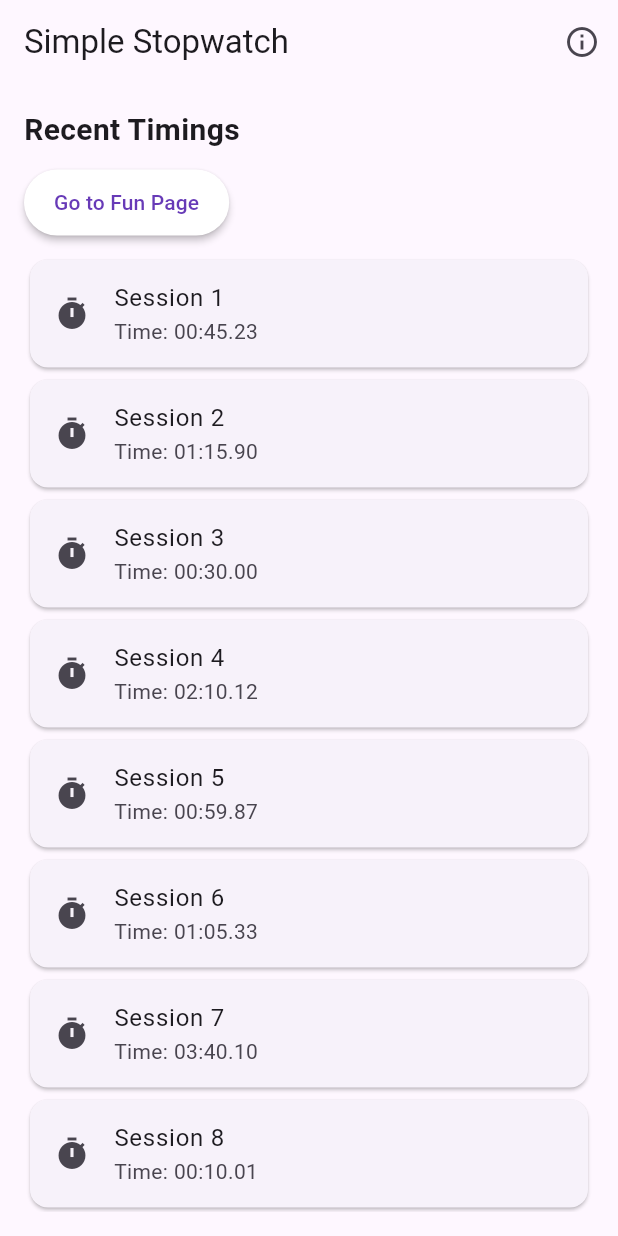
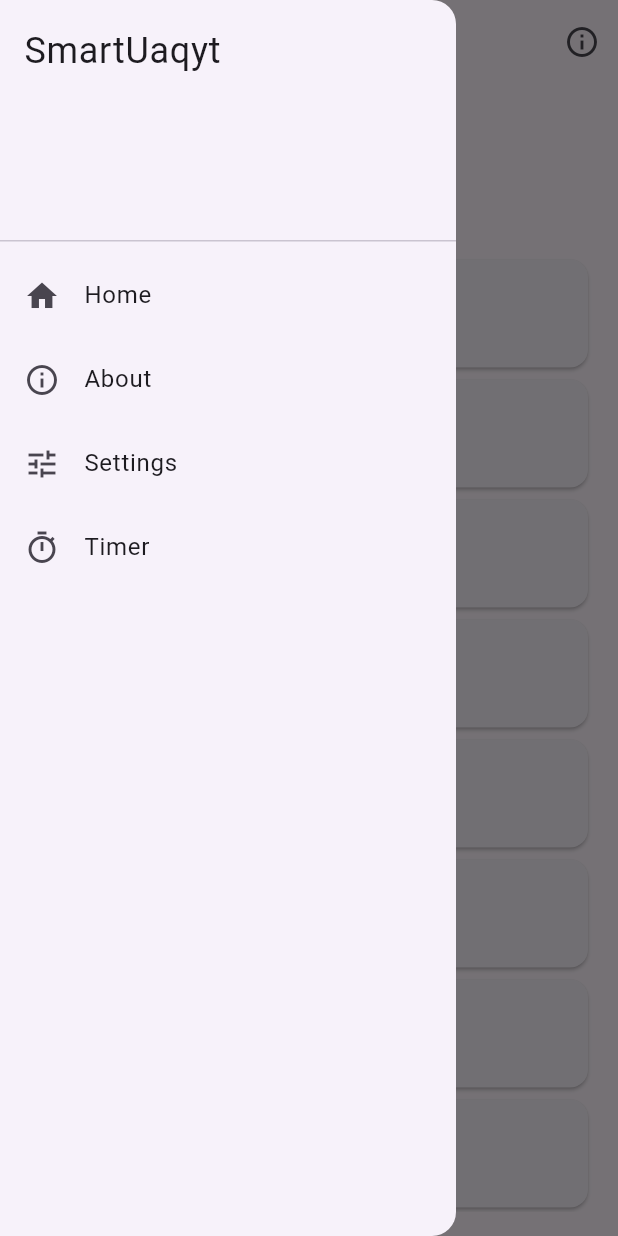
Before and after one commit to aselyagrammy/SmartUaqyt, a Flutter app: the screen it shows after launch, with the side drawer open (before the commit the screen has no drawer), on a phone screen of 412 x 824 dp. Run offline on Flutter 3.47's test engine with Material 3 defaults, Android fonts, the phone set to English and light mode, and no system bars; generated files the repository leaves out were written again.

Commit message:
Add files via upload

```diff
--- a/lib/home_page.dart
+++ b/lib/home_page.dart
@@ -3,66 +3,102 @@ import 'package:flutter_gen/gen_l10n/app_localizations.dart';
 
 class HomePage extends StatelessWidget {
   final List<String> stopwatchHistory = [
-    "00:45.23", "01:15.90", "00:30.00", "02:10.12", "00:59.87",
-    "01:05.33", "03:40.10", "00:10.01", "00:25.67", "02:30.22",
+    "00:45.23", "01:15.90", "00:30.00",
+    "02:10.12", "00:59.87", "01:05.33",
+    "03:40.10", "00:10.01", "00:25.67", "02:30.22",
   ];
 
   @override
   Widget build(BuildContext context) {
+    final loc = AppLocalizations.of(context)!;
     final screenSize = MediaQuery.of(context).size;
 
     return Scaffold(
+      // ─────────────── Drawer ───────────────
+      drawer: Drawer(
+        child: ListView(
+          padding: EdgeInsets.zero,
+          children: [
+            DrawerHeader(
+              child: Text(loc.appTitle, style: const TextStyle(fontSize: 24)),
+            ),
+            ListTile(
+              leading: const Icon(Icons.home),
+              title: Text(loc.home),
+              onTap: () => Navigator.pushReplacementNamed(context, '/home'),
+            ),
+            ListTile(
+              leading: const Icon(Icons.info_outline),
+              title: Text(loc.about),
+              onTap: () => Navigator.pushReplacementNamed(context, '/about'),
+            ),
+            ListTile(
+              leading: const Icon(Icons.tune),
+              title: Text(loc.settingsPageTitle),
+              onTap: () => Navigator.pushReplacementNamed(context, '/settings'),
+            ),
+            ListTile(
+              leading: Icon(Icons.timer_outlined),
+              title: Text('Timer'),
+              onTap: () => Navigator.pushNamed(context, '/timer'),
+            ),
+
+          ],
+        ),
+      ),
+
       appBar: AppBar(
-        title: Text("Simple Stopwatch"),
+        title: Text(loc.appTitle),
         actions: [
           IconButton(
-            icon: Icon(Icons.info_outline),
-            onPressed: () {
-              Navigator.pushNamed(context, '/about');
-            },
+            icon: const Icon(Icons.info_outline),
+            onPressed: () => Navigator.pushNamed(context, '/about'),
           ),
         ],
       ),
+
       body: OrientationBuilder(
         builder: (context, orientation) {
           return LayoutBuilder(
             builder: (context, constraints) {
               return Padding(
-                padding: EdgeInsets.all(16),
+                padding: const EdgeInsets.all(16),
                 child: Column(
                   crossAxisAlignment: CrossAxisAlignment.start,
                   children: [
                     Text(
-                      "Recent Timings",
+                      loc.recentTimings,  // make sure you added this key to arb
                       style: TextStyle(
                         fontSize: screenSize.width > 600 ? 28 : 20,
                         fontWeight: FontWeight.bold,
                       ),
                     ),
-                    SizedBox(height: 10),
+
+                    const SizedBox(height: 10),
+
                     ElevatedButton(
-                      onPressed: () {
-                        Navigator.pushNamed(context, '/interactive');
-                      },
+                      onPressed: () => Navigator.pushNamed(context, '/interactive'),
                       style: ElevatedButton.styleFrom(
                         backgroundColor: Colors.white,
                         foregroundColor: Colors.deepPurple,
-                        shape: StadiumBorder(),
+                        shape: const StadiumBorder(),
                         elevation: 2,
-                        padding: EdgeInsets.symmetric(horizontal: 20, vertical: 12),
+                        padding: const EdgeInsets.symmetric(horizontal: 20, vertical: 12),
                       ),
-                      child: Text(AppLocalizations.of(context)!.goToInteractivePage),
+                      child: Text(loc.goToInteractivePage),
                     ),
-                    SizedBox(height: 10),
+
+                    const SizedBox(height: 10),
+
                     Expanded(
                       child: ListView.builder(
                         itemCount: stopwatchHistory.length,
                         itemBuilder: (context, index) {
                           return Card(
                             child: ListTile(
-                              leading: Icon(Icons.timer),
-                              title: Text("Session ${index + 1}"),
-                              subtitle: Text("Time: ${stopwatchHistory[index]}"),
+                              leading: const Icon(Icons.timer),
+                              title: Text("${loc.session} ${index + 1}"),
+                              subtitle: Text("${loc.timeLabel}: ${stopwatchHistory[index]}"),
                             ),
                           );
                         },
--- a/lib/main.dart
+++ b/lib/main.dart
@@ -1,48 +1,65 @@
 import 'package:flutter/material.dart';
 import 'package:flutter_localizations/flutter_localizations.dart';
-import 'package:flutter_gen/gen_l10n/app_localizations.dart'; // ✅ required for AppLocalizations
+import 'package:flutter_gen/gen_l10n/app_localizations.dart';
 
 import 'home_page.dart';
 import 'about_page.dart';
 import 'interactive_page.dart';
+import 'settings_page.dart';
+import 'timer_page.dart';           // ← add this
 
 void main() {
   runApp(MyApp());
 }
 
-class MyApp extends StatelessWidget {
+class MyApp extends StatefulWidget {
+  @override
+  _MyAppState createState() => _MyAppState();
+}
+
+class _MyAppState extends State<MyApp> {
+  ThemeMode _themeMode = ThemeMode.system;
+  Locale? _locale;
+
   @override
   Widget build(BuildContext context) {
     return MaterialApp(
       title: 'SmartUaqyt',
       theme: ThemeData.light(),
       darkTheme: ThemeData.dark(),
-      themeMode: ThemeMode.system, // 🌗 Auto light/dark mode
+      themeMode: _themeMode,
+      locale: _locale,
       supportedLocales: const [
-        Locale('en'), // English
-        Locale('ru'), // Russian
-        Locale('kk'), // Kazakh
+        Locale('en'),
+        Locale('ru'),
+        Locale('kk'),
       ],
-      localeResolutionCallback: (locale, supportedLocales) {
-        if (locale == null) return Locale('kk');
-        for (var supportedLocale in supportedLocales) {
-          if (supportedLocale.languageCode == locale.languageCode) {
-            return supportedLocale;
-          }
-        }
-        return Locale('kk'); // fallback to Kazakh
+      localeResolutionCallback: (deviceLocale, supportedLocales) {
+        if (_locale != null) return _locale;
+        if (deviceLocale == null) return const Locale('kk');
+        return supportedLocales.firstWhere(
+          (loc) => loc.languageCode == deviceLocale.languageCode,
+          orElse: () => const Locale('kk'),
+        );
       },
       localizationsDelegates: const [
-        AppLocalizations.delegate, // ✅ required for AppLocalizations.of(context)
+        AppLocalizations.delegate,
         GlobalMaterialLocalizations.delegate,
         GlobalWidgetsLocalizations.delegate,
         GlobalCupertinoLocalizations.delegate,
       ],
-      home: HomePage(),
+      initialRoute: '/home',
       routes: {
-        '/home': (context) => HomePage(),
-        '/about': (context) => AboutPage(),
-        '/interactive': (context) => InteractivePage(),
+        '/home': (_) => HomePage(),
+        '/about': (_) => AboutPage(),
+        '/interactive': (_) => InteractivePage(),
+        '/timer': (_) => TimerPage(),      // ← now recognized
+        '/settings': (_) => SettingsPage(
+              themeMode: _themeMode,
+              onThemeChanged: (newMode) => setState(() => _themeMode = newMode),
+              locale: _locale ?? const Locale('en'),
+              onLocaleChanged: (newLocale) => setState(() => _locale = newLocale),
+            ),
       },
     );
   }
```
Also changed, not shown: lib/about_page.dart (+48 -15 lines), lib/l10n/app_en.arb (+21 -1 lines), lib/l10n/app_kk.arb (+23 -2 lines), lib/l10n/app_ru.arb (+23 -2 lines), lib/settings_page.dart (added, +92 -0 lines), lib/timer_page.dart (added, +93 -0 lines), 9 other files.
